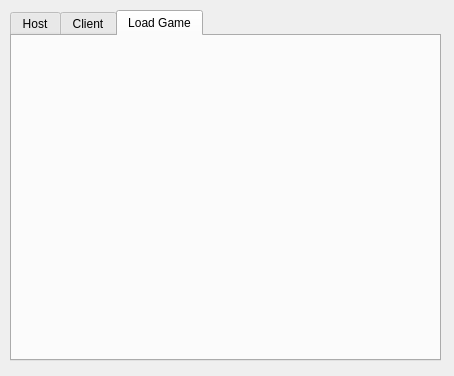
The window that Week2/newgamedialog.ui (jiegec/codingterm) describes before a commit, drawn with Qt 5.
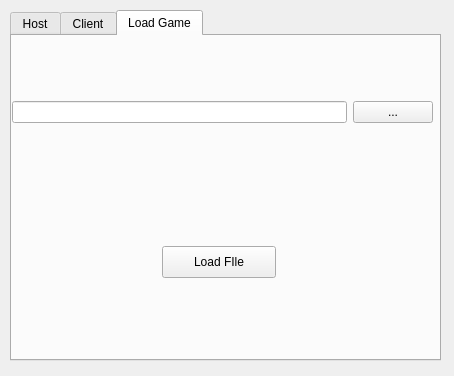
The same window after the commit. The open tabs and pages were chosen to show the change.

Commit message: Support load/save board

Patch:
```diff
--- a/Week2/newgamedialog.ui
+++ b/Week2/newgamedialog.ui
@@ -198,6 +198,41 @@
     <attribute name="title">
      <string>Load Game</string>
     </attribute>
+    <widget class="QPushButton" name="pushButton">
+     <property name="geometry">
+      <rect>
+       <x>150</x>
+       <y>210</y>
+       <width>114</width>
+       <height>32</height>
+      </rect>
+     </property>
+     <property name="text">
+      <string>Load FIle</string>
+     </property>
+    </widget>
+    <widget class="QWidget" name="">
+     <property name="geometry">
+      <rect>
+       <x>0</x>
+       <y>60</y>
+       <width>421</width>
+       <height>33</height>
+      </rect>
+     </property>
+     <layout class="QHBoxLayout" name="horizontalLayout_4">
+      <item>
+       <widget class="QLineEdit" name="chooseFileTextEdit"/>
+      </item>
+      <item>
+       <widget class="QPushButton" name="chooseFileButton">
+        <property name="text">
+         <string>...</string>
+        </property>
+       </widget>
+      </item>
+     </layout>
+    </widget>
    </widget>
   </widget>
  </widget>
```
Left out of the diff: 34 changed lines with no effect on the pictures. The commit also changes 6 other files.
